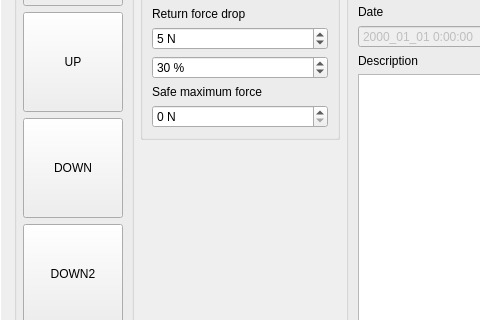
This is src/main/resources/base/design.ui in OndrejPistora/thymos-loader as Qt 5 draws it before an edit; both pictures show x 127 to 607 and y 198 to 518 of the 898 by 754 pixel window. The edited form follows.
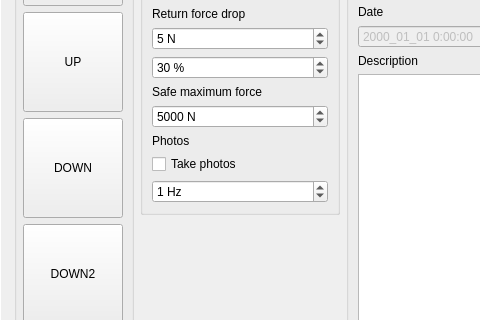
This is the edited form. The open tabs and pages were chosen to show the change. Custom widgets are drawn as their Qt base class.

Commit message: photos ui, enable, frequency

What changed in the file:
```diff
--- a/src/main/resources/base/design.ui
+++ b/src/main/resources/base/design.ui
@@ -1143,6 +1143,57 @@
                    </property>
                    <property name="maximum">
                     <double>10000.000000000000000</double>
+                   </property>
+                   <property name="value">
+                    <double>5000.000000000000000</double>
+                   </property>
+                  </widget>
+                 </item>
+                 <item>
+                  <widget class="QLabel" name="label_21">
+                   <property name="sizePolicy">
+                    <sizepolicy hsizetype="Preferred" vsizetype="Maximum">
+                     <horstretch>0</horstretch>
+                     <verstretch>0</verstretch>
+                    </sizepolicy>
+                   </property>
+                   <property name="toolTip">
+                    <string>&lt;html&gt;&lt;head/&gt;&lt;body&gt;&lt;p&gt;A camera can be connected to the main board via a jack-jack cable. The loading machine will trigger the camera to take photos during an experiment. &lt;/p&gt;&lt;/body&gt;&lt;/html&gt;</string>
+                   </property>
+                   <property name="text">
+                    <string>Photos</string>
+                   </property>
+                  </widget>
+                 </item>
+                 <item>
+                  <widget class="QCheckBox" name="checkBoxPhotosEnable">
+                   <property name="text">
+                    <string>Take photos</string>
+                   </property>
+                   <property name="tristate">
+                    <bool>false</bool>
+                   </property>
+                  </widget>
+                 </item>
+                 <item>
+                  <widget class="QDoubleSpinBox" name="numPhotosFrequency">
+                   <property name="showGroupSeparator" stdset="0">
+                    <bool>false</bool>
+                   </property>
+                   <property name="suffix">
+                    <string> Hz</string>
+                   </property>
+                   <property name="decimals">
+                    <number>0</number>
+                   </property>
+                   <property name="maximum">
+                    <double>100.000000000000000</double>
+                   </property>
+                   <property name="singleStep">
+                    <double>0.010000000000000</double>
+                   </property>
+                   <property name="value">
+                    <double>1.000000000000000</double>
                    </property>
                   </widget>
                  </item>
```
Left out of the diff: 8 changed lines with no effect on the pictures.
